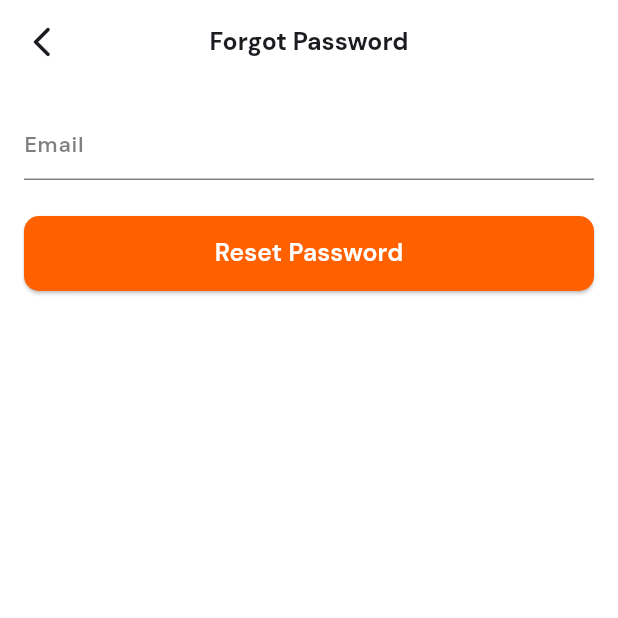
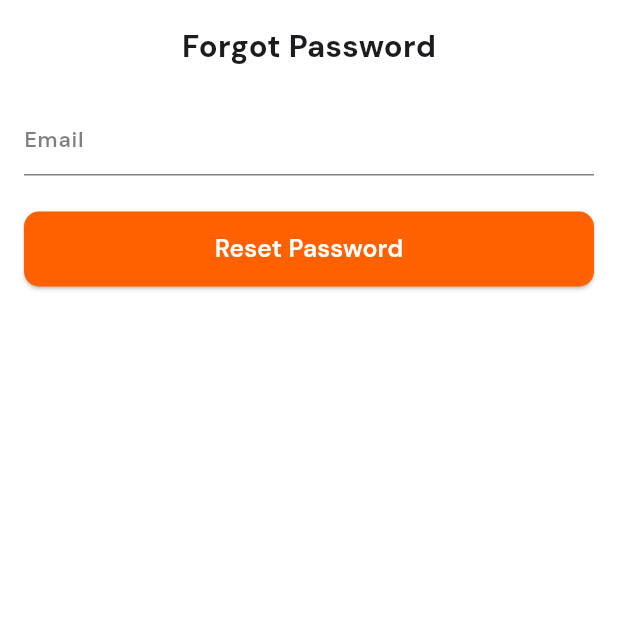
Before and after one commit to AhmedKhaled8907/talabat_clone, a Flutter app: the ForgotPasswordView screen opened by its route, on a phone screen of 412 x 824 dp, the top half of it. Run offline on Flutter 3.47's test engine with Material 3 defaults, Android fonts, the phone set to English and light mode, and no system bars; our stand-ins replace dartz, firebase_auth, firebase_core, flutter_bloc, flutter_svg, get_it and 3 more; missing offline and left inert: flutter_facebook_auth; accounts and stored records are empty.

Commit message:
facebook sign in done

```diff
--- a/lib/core/common/widgets/custom_loading_indicator.dart
+++ b/lib/core/common/widgets/custom_loading_indicator.dart
@@ -15,7 +15,6 @@ class CustomLoadingIndicator extends StatelessWidget {
   Widget build(BuildContext context) {
     return ModalProgressHUD(
       inAsyncCall: isLoading,
-
       child: child,
     );
   }
--- a/lib/core/utils/resources/app_strings.dart
+++ b/lib/core/utils/resources/app_strings.dart
@@ -57,6 +57,11 @@ class AppStrings {
   static const String fasterOrdering =
       'Log in or create an account for a faster ordering experience.';
 
+  static const String signInSuccessfully = 'Successfully signed in';
+  static const String signupSuccessfully = 'Successfully signed up';
+  static const String appleComingSoon =
+      'Sign up with Apple will be available coming soon';
+
   // Locale
   static const String locale = 'ar';
 }
--- a/lib/core/utils/services/service_locator.dart
+++ b/lib/core/utils/services/service_locator.dart
@@ -3,6 +3,7 @@ import 'package:talabat_clone/core/utils/services/firebase_auth_services.dart';
 import 'package:talabat_clone/features/auth/data/data_source/auth_data_source.dart';
 import 'package:talabat_clone/features/auth/data/repos/auth_repo_impl.dart';
 import 'package:talabat_clone/features/auth/domain/repos/auth_repo.dart';
+import 'package:talabat_clone/features/auth/domain/usecases/facebook_usecase.dart';
 import 'package:talabat_clone/features/auth/domain/usecases/google_usecase.dart';
 import 'package:talabat_clone/features/auth/domain/usecases/sign_in_usecase.dart';
 import 'package:talabat_clone/features/auth/domain/usecases/sign_up_usecase.dart';
@@ -34,12 +35,16 @@ void serviceLocator() {
     ..registerFactory<GoogleUsecase>(
       () => GoogleUsecase(sl()),
     )
+    ..registerFactory<FacebookUsecase>(
+      () => FacebookUsecase(sl()),
+    )
     // Blocs
     ..registerLazySingleton<AuthBloc>(
       () => AuthBloc(
         signUpUsecase: sl(),
         signInUsecase: sl(),
         googleUsecase: sl(),
+        facebookUsecase: sl(),
       ),
     );
 }
--- a/lib/features/auth/domain/repos/auth_repo.dart
+++ b/lib/features/auth/domain/repos/auth_repo.dart
@@ -15,4 +15,6 @@ abstract class AuthRepo {
   });
 
   Future<Either<Failure, UserEntity>> signInWithGoogle();
+
+  Future<Either<Failure, UserEntity>> signInWithFacebook();
 }
--- /dev/null
+++ b/lib/features/auth/domain/usecases/facebook_usecase.dart
@@ -0,0 +1,16 @@
+import 'package:dartz/dartz.dart';
+import 'package:talabat_clone/core/utils/errors/failure.dart';
+import 'package:talabat_clone/core/utils/usecase/usecase.dart';
+import 'package:talabat_clone/features/auth/domain/entities/user_entity.dart';
+import 'package:talabat_clone/features/auth/domain/repos/auth_repo.dart';
+
+class FacebookUsecase extends Usecase<UserEntity, NoParams> {
+  final AuthRepo authRepo;
+
+  FacebookUsecase(this.authRepo);
+
+  @override
+  Future<Either<Failure, UserEntity>> call(NoParams params) async {
+    return await authRepo.signInWithFacebook();
+  }
+}
--- a/lib/features/auth/presentation/manager/auth_bloc/auth_bloc.dart
+++ b/lib/features/auth/presentation/manager/auth_bloc/auth_bloc.dart
@@ -1,6 +1,7 @@
 import 'package:flutter/material.dart';
 import 'package:flutter_bloc/flutter_bloc.dart';
 import 'package:talabat_clone/core/utils/usecase/usecase.dart';
+import 'package:talabat_clone/features/auth/domain/usecases/facebook_usecase.dart';
 import 'package:talabat_clone/features/auth/domain/usecases/google_usecase.dart';
 import 'package:talabat_clone/features/auth/domain/usecases/sign_in_usecase.dart';
 import 'package:talabat_clone/features/auth/domain/usecases/sign_up_usecase.dart';
@@ -12,14 +13,17 @@ class AuthBloc extends Bloc<AuthEvent, AuthState> {
   final SignUpUsecase _signUpUsecase;
   final SignInUsecase _signInUsecase;
   final GoogleUsecase _googleUsecase;
+  final FacebookUsecase _facebookUsecase;
 
-  AuthBloc(
-      {required SignUpUsecase signUpUsecase,
-      required SignInUsecase signInUsecase,
-      required GoogleUsecase googleUsecase})
-      : _signUpUsecase = signUpUsecase,
+  AuthBloc({
+    required SignUpUsecase signUpUsecase,
+    required SignInUsecase signInUsecase,
+    required GoogleUsecase googleUsecase,
+    required FacebookUsecase facebookUsecase,
+  })  : _signUpUsecase = signUpUsecase,
         _signInUsecase = signInUsecase,
         _googleUsecase = googleUsecase,
+        _facebookUsecase = facebookUsecase,
         super(AuthInitial()) {
     on<AuthEvent>((event, emit) {
       emit(AuthLoading());
@@ -27,6 +31,7 @@ class AuthBloc extends Bloc<AuthEvent, AuthState> {
     _onSignUpEvent();
     _onSignInEvent();
     _onGoogleEvent();
+    _onFacebookEvent();
   }
 
   void _onSignUpEvent() {
@@ -69,4 +74,14 @@ class AuthBloc extends Bloc<AuthEvent, AuthState> {
       }, (user) => emit(AuthSuccess()));
     });
   }
+
+  void _onFacebookEvent() {
+    return on<FacebookEvent>((event, emit) async {
+      final result = await _facebookUsecase(NoParams());
+
+      result.fold((failure) {
+        emit(AuthFailure(message: failure.message));
+      }, (user) => emit(AuthSuccess()));
+    });
+  }
 }
--- a/lib/features/auth/presentation/manager/auth_bloc/auth_event.dart
+++ b/lib/features/auth/presentation/manager/auth_bloc/auth_event.dart
@@ -26,3 +26,5 @@ final class SignInEvent extends AuthEvent {
 }
 
 final class GoogleEvent extends AuthEvent {}
+
+final class FacebookEvent extends AuthEvent {}
--- a/lib/features/auth/presentation/views/forgot_password_view.dart
+++ b/lib/features/auth/presentation/views/forgot_password_view.dart
@@ -1,6 +1,4 @@
 import 'package:flutter/material.dart';
-import 'package:talabat_clone/core/common/widgets/custom_app_bar.dart';
-import 'package:talabat_clone/core/utils/resources/app_strings.dart';
 import 'package:talabat_clone/core/utils/resources/app_values.dart';
 
 import 'widgets/forgot_password_view_body.dart';
@@ -11,9 +9,6 @@ class ForgotPasswordView extends StatelessWidget {
   @override
   Widget build(BuildContext context) {
     return Scaffold(
-      appBar: CustomAppBar(
-        title: AppStrings.forgotPasswordView,
-      ),
       body: SafeArea(
         child: Padding(
           padding: const EdgeInsets.all(AppPadding.p16),
--- a/lib/features/auth/presentation/views/widgets/forgot_password_view_body.dart
+++ b/lib/features/auth/presentation/views/widgets/forgot_password_view_body.dart
@@ -1,4 +1,5 @@
 import 'package:flutter/material.dart';
+import 'package:talabat_clone/core/utils/resources/app_styles.dart';
 
 import '../../../../../core/common/widgets/custom_orange_button.dart';
 import '../../../../../core/common/widgets/custom_text_form_field.dart';
@@ -13,9 +14,14 @@ class ForgotPasswordViewBody extends StatelessWidget {
 
   @override
   Widget build(BuildContext context) {
-    return Column(
+    return SingleChildScrollView(
+      child: Column(
         spacing: AppSize.s24,
         children: [
+          Text(
+            AppStrings.forgotPasswordView,
+            style: AppStyles.styleBold20(context),
+          ),
           CustomTextFormField(
             hintText: AppStrings.email,
             keyboardType: TextInputType.emailAddress,
@@ -28,6 +34,7 @@ class ForgotPasswordViewBody extends StatelessWidget {
             title: AppStrings.resetPassword,
           ),
         ],
+      ),
     );
   }
 }
--- a/lib/features/auth/presentation/views/widgets/sign_in_view_body.dart
+++ b/lib/features/auth/presentation/views/widgets/sign_in_view_body.dart
@@ -13,7 +13,8 @@ class SignInViewBody extends StatelessWidget {
 
   @override
   Widget build(BuildContext context) {
-    return Padding(
+    return SingleChildScrollView(
+      child: Padding(
         padding: const EdgeInsets.all(AppPadding.p16),
         child: Column(
           spacing: AppSize.s12,
@@ -32,6 +33,7 @@ class SignInViewBody extends StatelessWidget {
               ],
             ),
           ],
+        ),
       ),
     );
   }
--- a/lib/features/auth/presentation/views/widgets/sign_up_view_body.dart
+++ b/lib/features/auth/presentation/views/widgets/sign_up_view_body.dart
@@ -12,7 +12,8 @@ class SignUpViewBody extends StatelessWidget {
 
   @override
   Widget build(BuildContext context) {
-    return Padding(
+    return SingleChildScrollView(
+      child: Padding(
         padding: const EdgeInsets.all(AppPadding.p16),
         child: Column(
           crossAxisAlignment: CrossAxisAlignment.start,
@@ -26,6 +27,7 @@ class SignUpViewBody extends StatelessWidget {
             PrivacyPolicyText(),
           ],
         ),
+      ),
     );
   }
 }
--- a/pubspec.yaml
+++ b/pubspec.yaml
@@ -43,6 +43,7 @@ dependencies:
   get_it: ^8.0.3
   modal_progress_hud_nsn: ^0.5.1
   google_sign_in: ^6.2.2
+  flutter_facebook_auth: ^7.1.1
 
 dev_dependencies:
   flutter_test:
```
Also changed, not shown: lib/core/utils/services/firebase_auth_services.dart (+28 -0 lines), lib/features/auth/data/data_source/auth_data_source.dart (+16 -0 lines), lib/features/auth/data/repos/auth_repo_impl.dart (+16 -0 lines), lib/features/auth/presentation/views/widgets/sign_in_bloc_consumer.dart (+8 -7 lines), lib/features/auth/presentation/views/widgets/sign_in_options_view_body.dart (+4 -53 lines), lib/features/auth/presentation/views/widgets/sign_up_bloc_consumer.dart (+8 -6 lines), lib/features/auth/presentation/views/widgets/social_media_bloc_consumer.dart (added, +76 -0 lines), pubspec.lock, 7 other files. Lines whose indentation alone changed are shown as unchanged.
